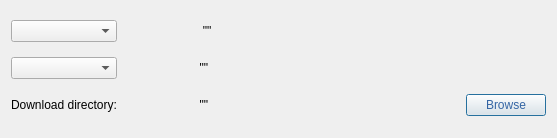
First picture: the form in settingswindow.ui, repository carloVentrella/PDSproject, before the edit.
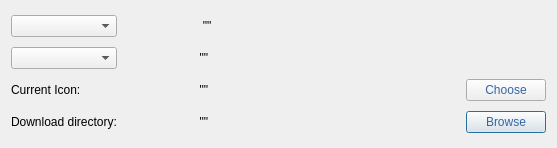
Second picture: the form after the edit.

Commit message: added icon update interface

```diff
--- a/settingswindow.ui
+++ b/settingswindow.ui
@@ -7,15 +7,22 @@
     <x>0</x>
     <y>0</y>
     <width>557</width>
-    <height>138</height>
+    <height>148</height>
    </rect>
   </property>
   <property name="windowTitle">
    <string>Dialog</string>
   </property>
   <layout class="QGridLayout" name="gridLayout">
-   <item row="0" column="0">
-    <widget class="QComboBox" name="onOff"/>
+   <item row="3" column="1">
+    <widget class="QLabel" name="destinationLabel">
+     <property name="text">
+      <string>                       &quot;&quot;</string>
+     </property>
+    </widget>
+   </item>
+   <item row="1" column="0">
+    <widget class="QComboBox" name="fromAllComboBox"/>
    </item>
    <item row="0" column="1">
     <widget class="QLabel" name="onOffLabel">
@@ -24,8 +31,39 @@
      </property>
     </widget>
    </item>
-   <item row="1" column="0">
-    <widget class="QComboBox" name="fromAllComboBox"/>
+   <item row="3" column="3">
+    <widget class="QPushButton" name="settingsButton">
+     <property name="styleSheet">
+      <string notr="true">color: rgb(52, 101, 164);
+font: 25 9pt &quot;Ubuntu&quot;;</string>
+     </property>
+     <property name="text">
+      <string>Browse</string>
+     </property>
+    </widget>
+   </item>
+   <item row="3" column="2">
+    <spacer name="horizontalSpacer">
+     <property name="orientation">
+      <enum>Qt::Horizontal</enum>
+     </property>
+     <property name="sizeHint" stdset="0">
+      <size>
+       <width>203</width>
+       <height>20</height>
+      </size>
+     </property>
+    </spacer>
+   </item>
+   <item row="3" column="0">
+    <widget class="QLabel" name="label_2">
+     <property name="text">
+      <string>Download directory:</string>
+     </property>
+    </widget>
+   </item>
+   <item row="0" column="0">
+    <widget class="QComboBox" name="onOff"/>
    </item>
    <item row="1" column="1">
     <widget class="QLabel" name="fromAllLabel">
@@ -35,40 +73,40 @@
     </widget>
    </item>
    <item row="2" column="0">
-    <widget class="QLabel" name="label_2">
+    <widget class="QLabel" name="label">
      <property name="text">
-      <string>Download directory:</string>
+      <string>Current Icon:</string>
      </property>
     </widget>
    </item>
    <item row="2" column="1">
-    <widget class="QLabel" name="destinationLabel">
+    <widget class="QLabel" name="iconLabel">
      <property name="text">
       <string>                       &quot;&quot;</string>
      </property>
     </widget>
    </item>
    <item row="2" column="2">
-    <spacer name="horizontalSpacer">
+    <spacer name="horizontalSpacer_2">
      <property name="orientation">
       <enum>Qt::Horizontal</enum>
      </property>
      <property name="sizeHint" stdset="0">
       <size>
-       <width>203</width>
+       <width>40</width>
        <height>20</height>
       </size>
      </property>
     </spacer>
    </item>
    <item row="2" column="3">
-    <widget class="QPushButton" name="settingsButton">
+    <widget class="QPushButton" name="iconButton">
      <property name="styleSheet">
       <string notr="true">color: rgb(52, 101, 164);
 font: 25 9pt &quot;Ubuntu&quot;;</string>
      </property>
      <property name="text">
-      <string>Browse</string>
+      <string>Choose</string>
      </property>
     </widget>
    </item>
```
The commit also changes 33 other files.
